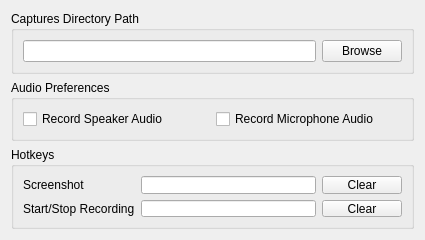
First picture: the form in src/gui/main_window/buttons/settings_button/settings_window/SettingsWindow.ui, repository ephell/ClipIt-Screen-Capture-App, before the edit.
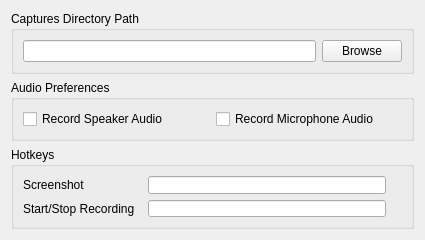
Second picture: the form after the edit. Custom widgets are drawn as their Qt base class.

Commit message: Add status label base class and status label class for each hotkey

Patch:
```diff
--- a/src/gui/main_window/buttons/settings_button/settings_window/SettingsWindow.ui
+++ b/src/gui/main_window/buttons/settings_button/settings_window/SettingsWindow.ui
@@ -85,7 +85,7 @@
      </property>
      <layout class="QVBoxLayout" name="verticalLayout_5">
       <item>
-       <layout class="QHBoxLayout" name="horizontalLayout_4" stretch="0,1,0">
+       <layout class="QHBoxLayout" name="horizontalLayout_3" stretch="1,2,0">
         <item>
          <layout class="QVBoxLayout" name="verticalLayout_2">
           <item>
@@ -120,28 +120,60 @@
         </item>
         <item>
          <layout class="QVBoxLayout" name="verticalLayout_4">
-          <property name="sizeConstraint">
-           <enum>QLayout::SetDefaultConstraint</enum>
+          <property name="spacing">
+           <number>10</number>
           </property>
           <item>
-           <widget class="QPushButton" name="screenshot_clear_button">
+           <layout class="QVBoxLayout" name="verticalLayout_6">
+            <item alignment="Qt::AlignHCenter|Qt::AlignVCenter">
+             <widget class="ScreenshotStatusLabel" name="screenshot_status_label">
             <property name="sizePolicy">
-             <sizepolicy hsizetype="Expanding" vsizetype="Fixed">
+               <sizepolicy hsizetype="Fixed" vsizetype="Fixed">
               <horstretch>0</horstretch>
               <verstretch>0</verstretch>
              </sizepolicy>
             </property>
-            <property name="text">
-             <string>Clear</string>
-            </property>
-           </widget>
-          </item>
+              <property name="minimumSize">
+               <size>
+                <width>10</width>
+                <height>10</height>
+               </size>
+              </property>
+              <property name="maximumSize">
+               <size>
+                <width>10</width>
+                <height>10</height>
+               </size>
+              </property>
+             </widget>
+            </item>
+           </layout>
+          </item>
           <item>
-           <widget class="QPushButton" name="start_stop_recording_clear_button">
-            <property name="text">
-             <string>Clear</string>
-            </property>
-           </widget>
+           <layout class="QVBoxLayout" name="verticalLayout_7">
+            <item alignment="Qt::AlignHCenter|Qt::AlignVCenter">
+             <widget class="StartStopRecordingStatusLabel" name="start_stop_recording_status_label">
+              <property name="sizePolicy">
+               <sizepolicy hsizetype="Fixed" vsizetype="Fixed">
+                <horstretch>0</horstretch>
+                <verstretch>0</verstretch>
+               </sizepolicy>
+              </property>
+              <property name="minimumSize">
+               <size>
+                <width>10</width>
+                <height>10</height>
+               </size>
+              </property>
+              <property name="maximumSize">
+               <size>
+                <width>10</width>
+                <height>10</height>
+               </size>
+              </property>
+             </widget>
+            </item>
+           </layout>
           </item>
          </layout>
         </item>
@@ -173,6 +205,16 @@
    <extends>QLineEdit</extends>
    <header>.hotkeys.start_stop_recording.line_edit</header>
   </customwidget>
+  <customwidget>
+   <class>ScreenshotStatusLabel</class>
+   <extends>QLabel</extends>
+   <header>.hotkeys.screenshot.status_label</header>
+  </customwidget>
+  <customwidget>
+   <class>StartStopRecordingStatusLabel</class>
+   <extends>QLabel</extends>
+   <header>.hotkeys.start_stop_recording.status_label</header>
+  </customwidget>
  </customwidgets>
  <resources/>
  <connections/>
```
Lines whose indentation alone changed are shown as unchanged. The commit also changes 5 other files.
